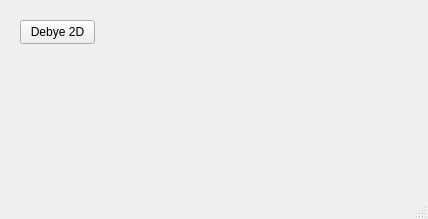
Above: mainwindow.ui from salvato/Debye2D before the change. Below: the same form after it.
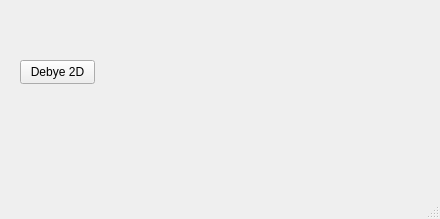
That is the form after the change.

Patch:
```diff
--- a/mainwindow.ui
+++ b/mainwindow.ui
@@ -6,7 +6,7 @@
    <rect>
     <x>0</x>
     <y>0</y>
-    <width>428</width>
+    <width>440</width>
     <height>219</height>
    </rect>
   </property>
@@ -18,7 +18,7 @@
     <property name="geometry">
      <rect>
       <x>20</x>
-      <y>20</y>
+      <y>60</y>
       <width>75</width>
       <height>24</height>
      </rect>
```
Left out of the diff: 19 changed lines with no effect on the pictures. Lines whose indentation alone changed are shown as unchanged.
